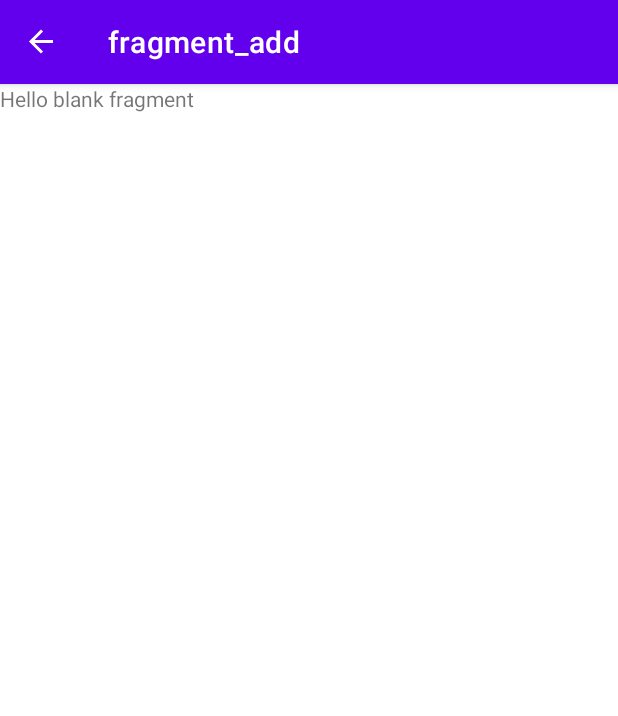
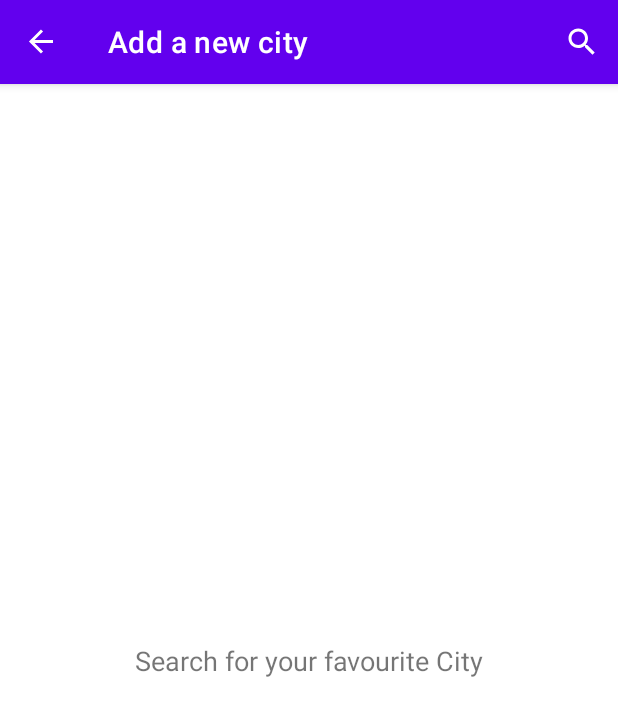
Before and after one commit to agul1no/Weatherlicious, an Android app: the AddFragment screen opened through its navigation route, on a phone screen of 412 x 824 dp. Shown: the top 716 px of the screen. Run offline under Robolectric (Android 15) with nearby library versions, the phone set to English and light mode, and no system bars; our stand-ins replace navigation-ui.

Commit message:
Layouts implemented everything works but the add button in the main fragment that should take the user to the add fragment

```diff
--- a/app/src/main/AndroidManifest.xml
+++ b/app/src/main/AndroidManifest.xml
@@ -9,9 +9,9 @@
         android:allowBackup="true"
         android:dataExtractionRules="@xml/data_extraction_rules"
         android:fullBackupContent="@xml/backup_rules"
-        android:icon="@mipmap/ic_launcher"
+        android:icon="@mipmap/weatherlicious_logo"
         android:label="@string/app_name"
-        android:roundIcon="@mipmap/ic_launcher_round"
+        android:roundIcon="@mipmap/weatherlicious_logo"
         android:supportsRtl="true"
         android:theme="@style/Theme.Weatherlicious"
         tools:targetApi="31">
--- a/app/src/main/java/com/example/weatherlicious/AddFragment.kt
+++ b/app/src/main/java/com/example/weatherlicious/AddFragment.kt
@@ -1,59 +1,88 @@
 package com.example.weatherlicious
 
 import android.os.Bundle
+import android.view.*
+import androidx.appcompat.widget.SearchView
+import androidx.core.view.MenuProvider
 import androidx.fragment.app.Fragment
-import android.view.LayoutInflater
-import android.view.View
-import android.view.ViewGroup
+import androidx.lifecycle.Lifecycle
+import com.example.weatherlicious.databinding.FragmentAddBinding
 
-// TODO: Rename parameter arguments, choose names that match
-// the fragment initialization parameters, e.g. ARG_ITEM_NUMBER
-private const val ARG_PARAM1 = "param1"
-private const val ARG_PARAM2 = "param2"
+class AddFragment : Fragment() {
 
-/**
- * A simple [Fragment] subclass.
- * Use the [AddFragment.newInstance] factory method to
- * create an instance of this fragment.
- */
-class AddFragment : Fragment() {
-    // TODO: Rename and change types of parameters
-    private var param1: String? = null
-    private var param2: String? = null
+    private var _binding: FragmentAddBinding? = null
+    private val binding get() = _binding!!
 
-    override fun onCreate(savedInstanceState: Bundle?) {
-        super.onCreate(savedInstanceState)
-        arguments?.let {
-            param1 = it.getString(ARG_PARAM1)
-            param2 = it.getString(ARG_PARAM2)
+    override fun onCreateView(
+        inflater: LayoutInflater,
+        container: ViewGroup?,
+        savedInstanceState: Bundle?
+    ): View? {
+        _binding = FragmentAddBinding.inflate(inflater, container, false)
+        createMenuAddIcon()
+        return binding.root
+    }
+
+    private fun createMenuAddIcon(){
+        activity?.addMenuProvider(object: MenuProvider {
+            override fun onCreateMenu(menu: Menu, menuInflater: MenuInflater) {
+                menuInflater.inflate(R.menu.search_menu_add_fragment, menu)
+            }
+
+            override fun onMenuItemSelected(menuItem: MenuItem): Boolean {
+                val searchView = menuItem.actionView as SearchView
+
+                searchView.setOnQueryTextListener(object : SearchView.OnQueryTextListener{
+                    override fun onQueryTextSubmit(query: String?): Boolean {
+                        //addFragmentViewModel.checkQueryIsEmpty(query, searchView)
+                        return true
+                    }
+                    override fun onQueryTextChange(query: String?): Boolean {
+                        return true
+                    }
+                })
+                return true
+            }
+
+        }, viewLifecycleOwner, Lifecycle.State.RESUMED)
+    }
+
+    override fun onCreateOptionsMenu(menu: Menu, inflater: MenuInflater) {
+        super.onCreateOptionsMenu(menu, inflater)
+
+        inflater.inflate(R.menu.search_menu_add_fragment, menu)
+
+        val searchItem = menu.findItem(R.id.action_search)
+        val searchView = searchItem.actionView as SearchView
+
+        searchView.setOnQueryTextListener(object : SearchView.OnQueryTextListener{
+            override fun onQueryTextSubmit(query: String?): Boolean {
+                //addFragmentViewModel.checkQueryIsEmpty(query, searchView)
+                return true
+            }
+            override fun onQueryTextChange(query: String?): Boolean {
+                return true
+            }
+        })
+    }
+
+    //this method should be implemented in the AddFragmentViewModel
+    private fun checkQueryIsEmpty(query: String?, searchView: SearchView){
+        if (query?.isEmpty() == true){
+            //binding.rvGallery.isVisible = false
+            //binding.tvNoQuery.isVisible = true
+        }
+        if (query?.isNotEmpty() == true){
+            //binding.rvGallery.scrollToPosition(0)
+            //viewModel.searchImages(query.toString())
+            //binding.tvNoQuery.isVisible = false
+            //searchView.clearFocus()
         }
     }
 
-    override fun onCreateView(
-        inflater: LayoutInflater, container: ViewGroup?,
-        savedInstanceState: Bundle?
-    ): View? {
-        // Inflate the layout for this fragment
-        return inflater.inflate(R.layout.fragment_add, container, false)
+    override fun onDestroy() {
+        super.onDestroy()
+        _binding = null
     }
 
-    companion object {
-        /**
-         * Use this factory method to create a new instance of
-         * this fragment using the provided parameters.
-         *
-         * @param param1 Parameter 1.
-         * @param param2 Parameter 2.
-         * @return A new instance of fragment AddFragment.
-         */
-        // TODO: Rename and change types and number of parameters
-        @JvmStatic
-        fun newInstance(param1: String, param2: String) =
-            AddFragment().apply {
-                arguments = Bundle().apply {
-                    putString(ARG_PARAM1, param1)
-                    putString(ARG_PARAM2, param2)
-                }
-            }
-    }
 }
--- a/app/src/main/java/com/example/weatherlicious/MainFragment.kt
+++ b/app/src/main/java/com/example/weatherlicious/MainFragment.kt
@@ -1,10 +1,12 @@
 package com.example.weatherlicious
 
 import android.os.Bundle
+import android.text.Layout
+import android.view.*
+import androidx.core.view.MenuProvider
 import androidx.fragment.app.Fragment
-import android.view.LayoutInflater
-import android.view.View
-import android.view.ViewGroup
+import androidx.lifecycle.Lifecycle
+import androidx.navigation.fragment.findNavController
 import com.example.weatherlicious.databinding.FragmentMainBinding
 import com.google.android.material.appbar.AppBarLayout
 
@@ -21,21 +23,9 @@ class MainFragment : Fragment() {
 
         hideWeatherImage()
 
+        createMenuAddIcon()
+
         return binding.root
-    }
-
-    private fun hideWeatherImage(){
-        binding.appBarLayout.addOnOffsetChangedListener(AppBarLayout.OnOffsetChangedListener { appBarLayout, verticalOffset ->
-
-            binding.ivCurrentWeather.translationY =
-                -verticalOffset.toFloat() // Un-slide the image or container from views
-
-            val percent =
-                (Math.abs(verticalOffset)).toFloat() / appBarLayout?.totalScrollRange!! // 0F to 1F
-            // Control container opacity according to offset
-            binding.ivCurrentWeather.alpha = 1F - percent
-            //binding.ivCurrentWeather.scaleY = (1F - percent) + percent / 1.199F
-        })
     }
 
     override fun onDestroy() {
@@ -43,5 +33,43 @@ class MainFragment : Fragment() {
         _binding = null
     }
 
+    private fun createMenuAddIcon(){
+        activity?.addMenuProvider(object: MenuProvider{
+            override fun onCreateMenu(menu: Menu, menuInflater: MenuInflater) {
+                menuInflater.inflate(R.menu.add_menu_main_fragment, menu)
+            }
+
+            override fun onMenuItemSelected(menuItem: MenuItem): Boolean {
+                findNavController().navigate(R.id.action_mainFragment_to_addFragment)
+                return true
+            }
+
+        }, viewLifecycleOwner, Lifecycle.State.RESUMED)
+    }
+
+    private fun hideWeatherImage(){
+        binding.appBarLayout.addOnOffsetChangedListener(AppBarLayout.OnOffsetChangedListener { appBarLayout, verticalOffset ->
+
+            binding.ivCurrentWeather.translationY = -verticalOffset.toFloat() // Un-slide the image or container from views
+
+            val percent =
+                (Math.abs(verticalOffset)).toFloat() / appBarLayout?.totalScrollRange!! // 0F to 1F
+            // Control container opacity according to offset
+            binding.ivCurrentWeather.alpha = 0.8F - percent
+            //binding.ivCurrentWeather.scaleY = (1F - percent) + percent / 1.199F
+            if(percent < 0.8f){ //expanded
+                binding.collapsingToolbar.title = "Expanded"
+            }
+            if(percent > 0.8f){
+                binding.collapsingToolbar.title = "Collapsed"
+            }
+
+        })
+    }
+
+//    override fun onCreateOptionsMenu(menu: Menu, inflater: MenuInflater) {
+//        //super.onCreateOptionsMenu(menu, inflater)
+//        inflater.inflate(R.menu.add_menu_main_fragment, menu)
+//    }
 
 }
--- /dev/null
+++ b/app/src/main/res/drawable-v24/ic_search.xml
@@ -0,0 +1,9 @@
+<vector android:height="24dp"
+    android:tint="@color/white"
+    android:viewportHeight="24"
+    android:viewportWidth="24"
+    android:width="24dp"
+    xmlns:android="http://schemas.android.com/apk/res/android">
+    <path android:fillColor="@color/white"
+        android:pathData="M15.5,14h-0.79l-0.28,-0.27C15.41,12.59 16,11.11 16,9.5 16,5.91 13.09,3 9.5,3S3,5.91 3,9.5 5.91,16 9.5,16c1.61,0 3.09,-0.59 4.23,-1.57l0.27,0.28v0.79l5,4.99L20.49,19l-4.99,-5zM9.5,14C7.01,14 5,11.99 5,9.5S7.01,5 9.5,5 14,7.01 14,9.5 11.99,14 9.5,14z" />
+</vector>
--- /dev/null
+++ b/app/src/main/res/drawable/ic_add.xml
@@ -0,0 +1,7 @@
+<vector
+    android:height="24dp"
+    android:tint="#FFFFFF"
+    android:viewportHeight="24" android:viewportWidth="24"
+    android:width="24dp" xmlns:android="http://schemas.android.com/apk/res/android">
+    <path android:fillColor="@android:color/white" android:pathData="M19,13h-6v6h-2v-6H5v-2h6V5h2v6h6v2z"/>
+</vector>
--- a/app/src/main/res/layout/fragment_add.xml
+++ b/app/src/main/res/layout/fragment_add.xml
@@ -1,14 +1,21 @@
 <?xml version="1.0" encoding="utf-8"?>
-<FrameLayout xmlns:android="http://schemas.android.com/apk/res/android"
+<androidx.constraintlayout.widget.ConstraintLayout xmlns:android="http://schemas.android.com/apk/res/android"
+    xmlns:app="http://schemas.android.com/apk/res-auto"
     xmlns:tools="http://schemas.android.com/tools"
     android:layout_width="match_parent"
     android:layout_height="match_parent"
     tools:context=".AddFragment">
 
-    <!-- TODO: Update blank fragment layout -->
     <TextView
-        android:layout_width="match_parent"
-        android:layout_height="match_parent"
-        android:text="@string/hello_blank_fragment" />
+        android:id="@+id/tvEnterCity"
+        android:layout_width="wrap_content"
+        android:layout_height="wrap_content"
+        android:text="Search for your favourite City"
+        android:textSize="18sp"
+        app:layout_constraintBottom_toBottomOf="parent"
+        app:layout_constraintEnd_toEndOf="parent"
+        app:layout_constraintHorizontal_bias="0.5"
+        app:layout_constraintStart_toStartOf="parent"
+        app:layout_constraintTop_toTopOf="parent" />
 
-</FrameLayout>
+</androidx.constraintlayout.widget.ConstraintLayout>
--- /dev/null
+++ b/app/src/main/res/menu/add_menu_main_fragment.xml
@@ -0,0 +1,12 @@
+<?xml version="1.0" encoding="utf-8"?>
+<menu
+    xmlns:android="http://schemas.android.com/apk/res/android"
+    xmlns:app="http://schemas.android.com/apk/res-auto">
+
+    <item
+        android:id="@+id/action_add"
+        android:icon="@drawable/ic_add"
+        android:title="Add"
+        app:showAsAction="always|collapseActionView" />
+
+</menu>
--- /dev/null
+++ b/app/src/main/res/menu/search_menu_add_fragment.xml
@@ -0,0 +1,12 @@
+<?xml version="1.0" encoding="utf-8"?>
+<menu
+    xmlns:android="http://schemas.android.com/apk/res/android"
+    xmlns:app="http://schemas.android.com/apk/res-auto">
+    <item
+        android:id="@+id/action_search"
+        android:icon="@drawable/ic_search"
+        android:title="Search"
+        app:actionViewClass="androidx.appcompat.widget.SearchView"
+        app:showAsAction="always|collapseActionView" />
+
+</menu>
--- a/app/src/main/res/navigation/navigation_graph.xml
+++ b/app/src/main/res/navigation/navigation_graph.xml
@@ -17,7 +17,7 @@
     <fragment
         android:id="@+id/addFragment"
         android:name="com.example.weatherlicious.AddFragment"
-        android:label="fragment_add"
+        android:label="Add a new city"
         tools:layout="@layout/fragment_add" >
         <action
             android:id="@+id/action_addFragment_to_mainFragment"
--- a/app/src/main/res/values-night/themes.xml
+++ b/app/src/main/res/values-night/themes.xml
@@ -1,6 +1,6 @@
 <resources xmlns:tools="http://schemas.android.com/tools">
     <!-- Base application theme. -->
-    <style name="Theme.Weatherlicious" parent="Theme.MaterialComponents.DayNight.NoActionBar">
+    <style name="Theme.Weatherlicious" parent="Theme.MaterialComponents.DayNight.DarkActionBar">
         <!-- Primary brand color. -->
         <item name="colorPrimary">@color/purple_200</item>
         <item name="colorPrimaryVariant">@color/purple_700</item>
@@ -8,9 +8,14 @@
         <!-- Secondary brand color. -->
         <item name="colorSecondary">@color/teal_200</item>
         <item name="colorSecondaryVariant">@color/teal_200</item>
-        <item name="colorOnSecondary">@color/black</item>
+        <item name="colorOnSecondary">@color/white</item>
         <!-- Status bar color. -->
         <item name="android:statusBarColor" tools:targetApi="l">@color/transparent</item>
         <!-- Customize your theme here. -->
     </style>
+
+    <style name="Theme.Weatherlicious.NoActionbar">
+        <item name="windowActionBar">false</item>
+        <item name="windowNoTitle">true</item>
+    </style>
 </resources>
--- a/app/src/main/res/values/colors.xml
+++ b/app/src/main/res/values/colors.xml
@@ -8,4 +8,5 @@
     <color name="black">#FF000000</color>
     <color name="white">#FFFFFFFF</color>
     <color name="transparent">#00FFFFFF</color>
+    <color name="blue">#183378</color>
 </resources>
```
Also changed, not shown: app/src/main/res/layout/fragment_main.xml (+14 -7 lines), app/src/main/res/mipmap-mdpi/weatherlicious_logo.png (added).
